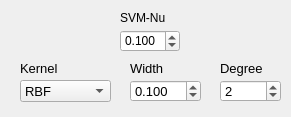
This is _AlgorithmsPlugins/KernelMethods/paramsSVMcluster.ui in b4silio/MLDemos as Qt 5 draws it before an edit. The edited form follows.
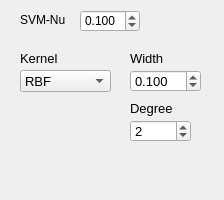
This is the edited form.

Patch:
```diff
--- a/_AlgorithmsPlugins/KernelMethods/paramsSVMcluster.ui
+++ b/_AlgorithmsPlugins/KernelMethods/paramsSVMcluster.ui
@@ -6,8 +6,8 @@
    <rect>
     <x>0</x>
     <y>0</y>
-    <width>291</width>
-    <height>117</height>
+    <width>224</width>
+    <height>200</height>
    </rect>
   </property>
   <property name="windowTitle">
@@ -17,7 +17,7 @@
    <property name="geometry">
     <rect>
      <x>130</x>
-     <y>60</y>
+     <y>50</y>
      <width>50</width>
      <height>16</height>
     </rect>
@@ -34,8 +34,8 @@
   <widget class="QSpinBox" name="kernelDegSpin">
    <property name="geometry">
     <rect>
-     <x>220</x>
-     <y>80</y>
+     <x>130</x>
+     <y>120</y>
      <width>61</width>
      <height>22</height>
     </rect>
@@ -60,8 +60,8 @@
    <property name="geometry">
     <rect>
      <x>20</x>
-     <y>60</y>
-     <width>91</width>
+     <y>50</y>
+     <width>70</width>
      <height>16</height>
     </rect>
    </property>
@@ -73,12 +73,15 @@
    <property name="text">
     <string>Kernel</string>
    </property>
+   <property name="alignment">
+    <set>Qt::AlignLeading|Qt::AlignLeft|Qt::AlignVCenter</set>
+   </property>
   </widget>
   <widget class="QDoubleSpinBox" name="kernelWidthSpin">
    <property name="geometry">
     <rect>
      <x>130</x>
-     <y>80</y>
+     <y>70</y>
      <width>71</width>
      <height>22</height>
     </rect>
@@ -107,8 +110,8 @@
   <widget class="QLabel" name="labelDegree">
    <property name="geometry">
     <rect>
-     <x>220</x>
-     <y>60</y>
+     <x>130</x>
+     <y>100</y>
      <width>50</width>
      <height>16</height>
     </rect>
@@ -126,7 +129,7 @@
    <property name="geometry">
     <rect>
      <x>20</x>
-     <y>80</y>
+     <y>70</y>
      <width>91</width>
      <height>22</height>
     </rect>
@@ -161,8 +164,8 @@
   <widget class="QDoubleSpinBox" name="svmCSpin">
    <property name="geometry">
     <rect>
-     <x>120</x>
-     <y>30</y>
+     <x>80</x>
+     <y>10</y>
      <width>60</width>
      <height>22</height>
     </rect>
@@ -195,10 +198,10 @@
   <widget class="QLabel" name="labelNu">
    <property name="geometry">
     <rect>
-     <x>120</x>
+     <x>20</x>
      <y>10</y>
-     <width>60</width>
-     <height>16</height>
+     <width>50</width>
+     <height>20</height>
     </rect>
    </property>
    <property name="font">
@@ -209,6 +212,9 @@
    <property name="text">
     <string>SVM-Nu</string>
    </property>
+   <property name="alignment">
+    <set>Qt::AlignLeading|Qt::AlignLeft|Qt::AlignVCenter</set>
+   </property>
   </widget>
  </widget>
  <resources/>
```
